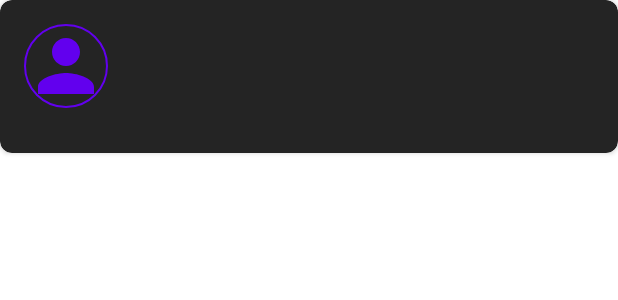
After one commit to Xabierland/DAS-Proyecto, an Android app: the layout item_usuario.xml on its own in the app's theme, with its tools: preview values and no code run, on a phone screen of 412 x 824 dp. The commit adds this screen. Shown: the top 300 px of the screen. Run offline under Robolectric (Android 15) with nearby library versions, the phone set to English and light mode, and no system bars.

Commit message:
Agregar funcionalidad de búsqueda de usuarios, incluyendo la implementación de la lógica en UsuarioDao y UsuarioRepository, así como la adición de cadenas de texto y diseño en la interfaz de búsqueda.

```diff
--- a/app/src/main/java/com/xabierland/librebook/data/database/daos/UsuarioDao.java
+++ b/app/src/main/java/com/xabierland/librebook/data/database/daos/UsuarioDao.java
@@ -37,4 +37,7 @@ public interface UsuarioDao {
 
     @Query("SELECT id FROM usuarios WHERE email = :email AND password = :password")
     Integer autenticarUsuario(String email, String password);
+
+    @Query("SELECT * FROM usuarios WHERE nombre LIKE '%' || :busqueda || '%' OR email LIKE '%' || :busqueda || '%'")
+    List<Usuario> buscarUsuarios(String busqueda);
 }
--- /dev/null
+++ b/app/src/main/res/layout/item_usuario.xml
@@ -0,0 +1,66 @@
+<?xml version="1.0" encoding="utf-8"?>
+<androidx.cardview.widget.CardView xmlns:android="http://schemas.android.com/apk/res/android"
+    xmlns:app="http://schemas.android.com/apk/res-auto"
+    android:layout_width="match_parent"
+    android:layout_height="wrap_content"
+    android:layout_marginBottom="8dp"
+    app:cardElevation="2dp"
+    app:cardCornerRadius="8dp"
+    app:cardBackgroundColor="?attr/cardBackgroundColor">
+
+    <LinearLayout
+        android:layout_width="match_parent"
+        android:layout_height="wrap_content"
+        android:orientation="horizontal"
+        android:padding="16dp">
+
+        <!-- Foto de perfil -->
+        <de.hdodenhof.circleimageview.CircleImageView
+            android:id="@+id/imageViewUserPhoto"
+            android:layout_width="56dp"
+            android:layout_height="56dp"
+            android:src="@drawable/default_profile_image"
+            app:civ_border_width="1dp"
+            app:civ_border_color="?attr/colorPrimary" />
+
+        <!-- Información del usuario -->
+        <LinearLayout
+            android:layout_width="match_parent"
+            android:layout_height="wrap_content"
+            android:orientation="vertical"
+            android:layout_marginStart="16dp"
+            android:layout_gravity="center_vertical">
+
+            <!-- Nombre del usuario -->
+            <TextView
+                android:id="@+id/textViewNombre"
+                android:layout_width="match_parent"
+                android:layout_height="wrap_content"
+                android:textSize="16sp"
+                android:textStyle="bold"
+                android:textColor="?attr/textColor"
+                android:maxLines="1"
+                android:ellipsize="end" />
+
+            <!-- Email del usuario -->
+            <TextView
+                android:id="@+id/textViewEmail"
+                android:layout_width="match_parent"
+                android:layout_height="wrap_content"
+                android:textSize="14sp"
+                android:textColor="?attr/textColor"
+                android:layout_marginTop="4dp"
+                android:maxLines="1"
+                android:ellipsize="end" />
+
+            <!-- Fecha de registro -->
+            <TextView
+                android:id="@+id/textViewFechaRegistro"
+                android:layout_width="wrap_content"
+                android:layout_height="wrap_content"
+                android:textSize="12sp"
+                android:textColor="?attr/colorPrimary"
+                android:layout_marginTop="8dp" />
+        </LinearLayout>
+    </LinearLayout>
+</androidx.cardview.widget.CardView>
--- a/app/src/main/res/values/strings.xml
+++ b/app/src/main/res/values/strings.xml
@@ -84,6 +84,12 @@
     <string name="error_loading_user_data">Error loading user data</string>
     <string name="error_saving_image">Error saving image</string>
 
+    <string name="search_users">Search users</string>
+    <string name="search_books">Search books</string>
+    <string name="search_users_hint">Search by name or email</string>
+    <string name="member_since">Member since: %1$s</string>
+    <string name="search_type">Search type</string>
+
     <!-- New strings for rating and review functionality -->
     <string name="rating">Rating</string>
     <string name="review">Review</string>
```
Also changed, not shown: app/src/main/java/com/xabierland/librebook/activities/ProfileActivity.java (+45 -12 lines), app/src/main/java/com/xabierland/librebook/activities/SearchActivity.java (+95 -13 lines), app/src/main/java/com/xabierland/librebook/adapters/UsuarioAdapter.java (added, +95 -0 lines), app/src/main/java/com/xabierland/librebook/data/repositories/UsuarioRepository.java (+9 -0 lines), app/src/main/res/layout/activity_search.xml (+28 -0 lines), 3 other files.
